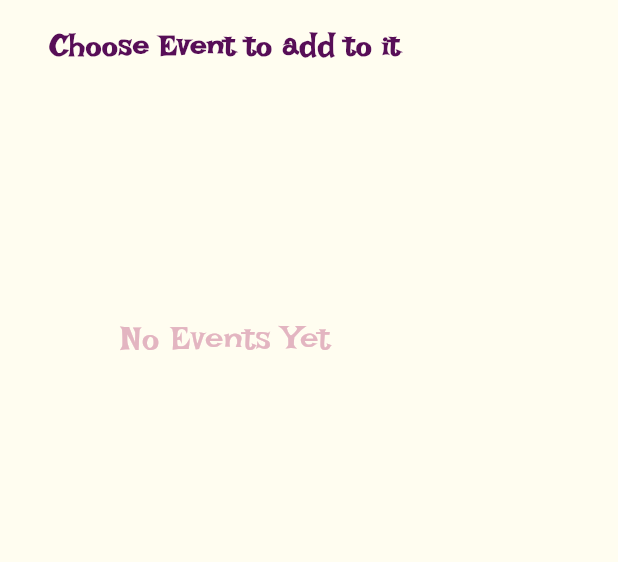
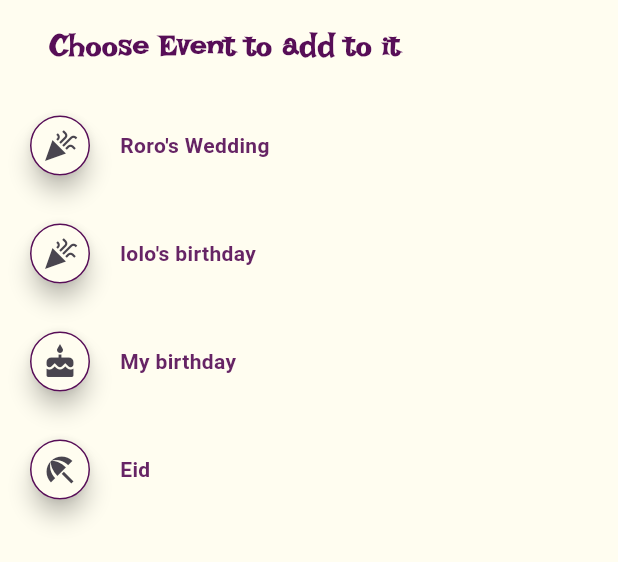
Before and after one commit to noorAlnablsi/eventique, a Flutter app: the ChooseEvent widget shown alone on an empty page, opened directly with empty values, on a phone screen of 412 x 824 dp. Shown: the top 562 px of the screen. Run offline on Flutter 3.47's test engine with Material 3 defaults, Android fonts, the phone set to English and light mode, and no system bars; our stand-ins replace cached_network_image, carousel_slider, confetti, curved_labeled_navigation_bar, fl_chart, flutter_otp_text_field and 6 more; network calls fail; Roboto replaces fonts that are missing (Bahnschrift); project files that could hold a hidden picture were left out.

```diff
--- a/lib/pages/service_details.dart
+++ b/lib/pages/service_details.dart
@@ -26,7 +26,7 @@ class _ServiceDetailsState extends State<ServiceDetails>
   @override
   void initState() {
     super.initState();
-    _tabController = TabController(length: 1, vsync: this);
+    _tabController = TabController(length: 2, vsync: this);
     _tabController.addListener(_handleTabSelection);
 
   // Ensure the first tab is selected when the screen is re-entered
--- a/lib/providers/events.dart
+++ b/lib/providers/events.dart
@@ -2,7 +2,12 @@ import 'package:eventique/models/one_event.dart';
 import 'package:flutter/material.dart';
 
 class Events with ChangeNotifier {
-  final List<OneEvent> _events = [];
+  final List<OneEvent> _events = [
+    OneEvent(eventId: 'id1', name: 'Roro\'s Wedding', budget: 100, guestsNumber: 30, time: TimeOfDay(hour: 12, minute: 30), dateTime: DateTime(2023), eventType: EventType.wedding),
+    OneEvent(eventId: 'id2', name: 'lolo\'s birthday', budget: 100, guestsNumber: 30, time: TimeOfDay(hour: 12, minute: 30), dateTime: DateTime(2026), eventType: EventType.wedding),
+    OneEvent(eventId: 'id3', name: 'My birthday', budget: 100, guestsNumber: 30, time: TimeOfDay(hour: 12, minute: 30), dateTime: DateTime(2025), eventType: EventType.birthday),
+    OneEvent(eventId: 'idhihi', name: 'Eid', budget: 100, guestsNumber: 30, time: TimeOfDay(hour: 12, minute: 30), dateTime: DateTime(2023), eventType: EventType.holiday)
+  ];
 
   List<OneEvent> get events {
     return [..._events];
--- a/lib/widget/choose_event.dart
+++ b/lib/widget/choose_event.dart
@@ -1,4 +1,5 @@
 import 'package:eventique/core/resources/color.dart';
+import 'package:eventique/models/one_event.dart';
 import 'package:eventique/providers/carts.dart';
 import 'package:eventique/providers/events.dart';
 import 'package:flutter/material.dart';
@@ -27,7 +28,7 @@ class _ChooseEventState extends State<ChooseEvent> {
 
   @override
   Widget build(BuildContext context) {
-    final cartProvider = Provider.of<Carts>(context,listen: false);
+    final cartProvider = Provider.of<Carts>(context, listen: false);
     final events = Provider.of<Events>(context).events;
 
     return SizedBox(
@@ -66,20 +67,31 @@ class _ChooseEventState extends State<ChooseEvent> {
                     itemBuilder: (context, index) {
                       final event = events[index];
                       return ListTile(
-                        contentPadding: const EdgeInsets.symmetric(
-                            horizontal: 16, vertical: 8),
-                        leading: Icon(
-                          Icons.event,
-                          color: Theme.of(context).primaryColor,
+                        contentPadding: const EdgeInsets.symmetric(horizontal: 16, vertical: 8),
+                        leading: // Icon
+                            Card(
+                          shape: CircleBorder(
+                            side: BorderSide(
+                              color: primary, // Stroke color
+                              width: 1, // Stroke width
+                            ),
+                          ),
+                          elevation: 6,
+                          color: beige,
+                          child: Padding(
+                            padding: const EdgeInsets.symmetric(
+                                horizontal: 8, vertical: 8),
+                            child: Icon(event.eventType.icon),
+                          ),
                         ),
                         title: Text(
                           event.name,
                           style: Theme.of(context).textTheme.bodyMedium,
                         ),
-                        subtitle: Text(
-                          '${event.dateTime.toLocal().toString().split(' ')[0]} - ${event.time.format(context)}',
-                          style: Theme.of(context).textTheme.bodyMedium,
-                        ),
+                        // subtitle: Text(
+                        //   '${event.dateTime.toLocal().toString().split(' ')[0]} - ${event.time.format(context)}',
+                        //   style: Theme.of(context).textTheme.bodyMedium,
+                        // ),
                         tileColor: _selectedEventId == event.eventId
                             ? Colors.grey[300]
                             : null,
@@ -89,17 +101,13 @@ class _ChooseEventState extends State<ChooseEvent> {
                           });
                           cartProvider.changeChosenEvent(event.eventId);
 
-                           // Add service to cart
-                              Provider.of<Carts>(context, listen: false)
-                                  .addServiceToCart(
-                                      widget.serviceId,
-                                      widget.price,
-                                      widget.imgUrl,
-                                      widget.name
-                                       );
+                          // Add service to cart
+                          Provider.of<Carts>(context, listen: false)
+                              .addServiceToCart(widget.serviceId, widget.price,
+                                  widget.imgUrl, widget.name);
 
                           //pop the popup
-                            Navigator.of(context).pop();
+                          Navigator.of(context).pop();
 
                           // Show snack bar
                           ScaffoldMessenger.of(context).showSnackBar(
--- a/lib/widget/vendor_tile.dart
+++ b/lib/widget/vendor_tile.dart
@@ -9,7 +9,7 @@ class VendorTile extends StatelessWidget {
   @override
   Widget build(BuildContext context) {
     return Padding(
-      padding: EdgeInsets.fromLTRB(24, 12, 30, 24),
+      padding: EdgeInsets.fromLTRB(24, 0, 30, 24),
       child: Row(
         children: [
           CachedNetworkImage(
```
Also changed, not shown: lib/pages/create_event.dart (+21 -1 lines), lib/pages/create_new_event.dart (deleted, +0 -10 lines), lib/widget/event_tile.dart (+47 -1 lines), lib/widget/my_tabBar.dart (+6 -6 lines), lib/widget/my_tabbarview.dart (+5 -19 lines).
